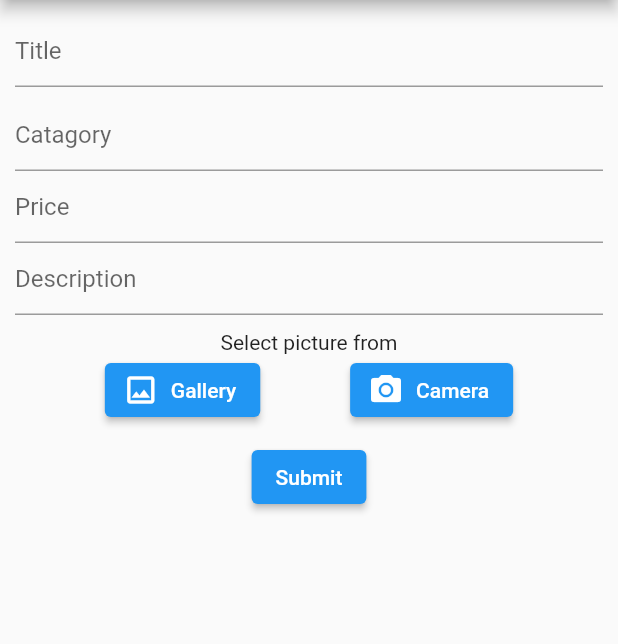
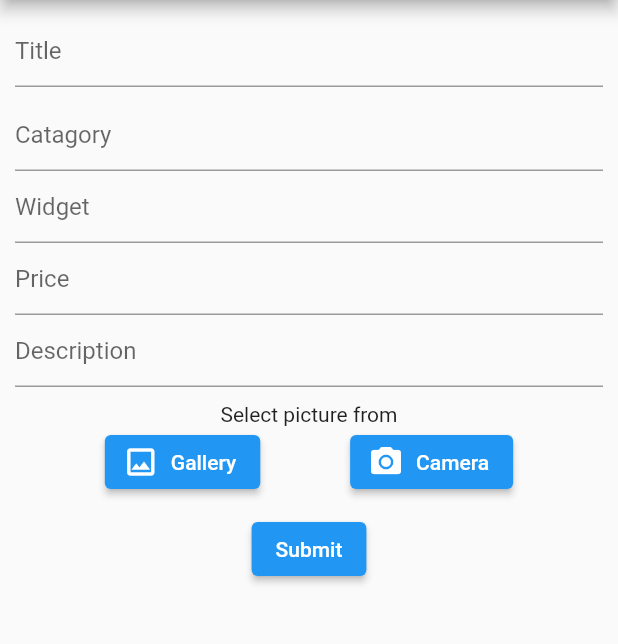
Before and after one commit to SumanBudhathoki/E-Commerce-Mobile-Application-, a Flutter app: the AddProductScreen screen opened by its route, on a phone screen of 412 x 824 dp, the part 84-728 px from its top. Run offline on Flutter 3.47's test engine with Material 2 defaults, Android fonts, the phone set to English and light mode, and no system bars; our stand-ins replace image_picker, localstorage, modal_progress_hud_nsn; missing offline and left inert: flutter_stripe, khalti_flutter; Roboto replaces fonts that are missing (Poppins); statements that could not run were skipped; project files that could hold a hidden picture were left out.

Commit message:
Wholesaler Functionality added

```diff
--- a/flutter_frontend/flutter_application/lib/screens/addproduct.dart
+++ b/flutter_frontend/flutter_application/lib/screens/addproduct.dart
@@ -11,6 +11,8 @@ import 'package:flutter_application/widgets/app_drawer.dart';
 import 'package:image_picker/image_picker.dart';
 import 'package:provider/provider.dart';
 import 'package:http/http.dart' as http;
+
+import '../state/user_state.dart';
 
 class AddProductScreen extends StatefulWidget {
   static const routeName = '/add-product';
@@ -26,6 +28,7 @@ class _AddProductScreenState extends State<AddProductScreen> {
   String? _description;
   String? _catagory;
   File? image;
+  String? _userId;
   bool showSpinner = false;
   final _form = GlobalKey<FormState>();
 
@@ -50,6 +53,7 @@ class _AddProductScreenState extends State<AddProductScreen> {
     request.fields['selling_price'] = _price!;
     request.fields['description'] = _description!;
     request.fields['category'] = _catagory!;
+    request.fields['user'] = _userId!;
 
     request.files.add(
       http.MultipartFile(
@@ -123,6 +127,9 @@ class _AddProductScreenState extends State<AddProductScreen> {
 
   @override
   Widget build(BuildContext context) {
+    final userId = (Provider.of<UserState>(context).getId()).toString();
+    print(userId);
+    // userId1 = userId.toString();
     final category = Provider.of<ProductState>(context).category;
     return Scaffold(
       appBar: AppBar(
@@ -151,7 +158,6 @@ class _AddProductScreenState extends State<AddProductScreen> {
               const SizedBox(
                 height: 8,
               ),
-
               // DropdownButton<String>(
               //   hint: Text("Select Category"),
               //   value: catvalue,
@@ -181,6 +187,18 @@ class _AddProductScreenState extends State<AddProductScreen> {
                 },
                 onSaved: (v) {
                   _catagory = v;
+                },
+              ),
+              TextFormField(
+                decoration: InputDecoration(hintText: "$userId"),
+                validator: (v) {
+                  if (v!.isEmpty) {
+                    return "Enter the userID";
+                  }
+                  return null;
+                },
+                onSaved: (v) {
+                  _userId = v!;
                 },
               ),
               TextFormField(
```
